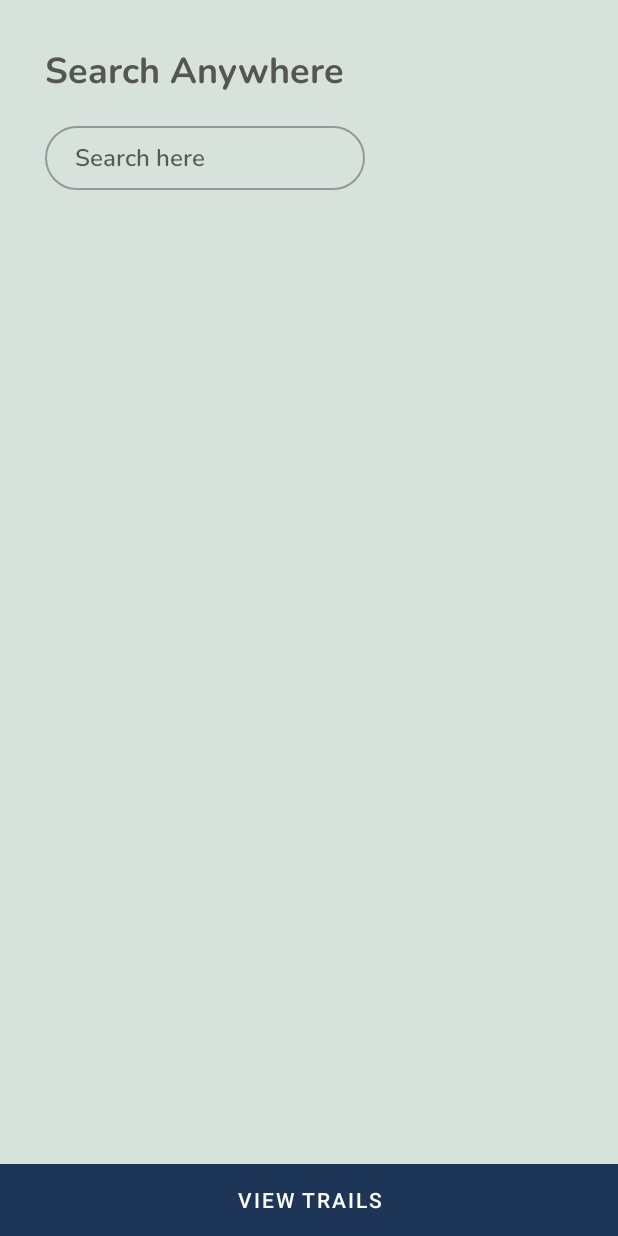
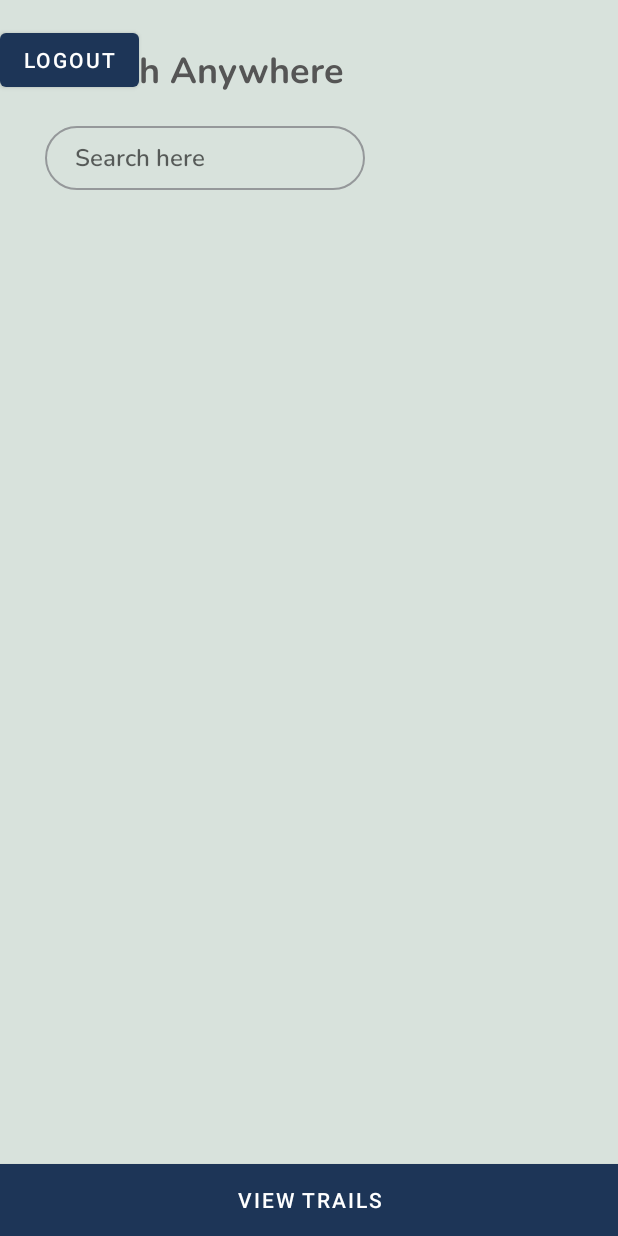
Before and after one commit to Naphtali-cpu/Tracee-App, an Android app: the layout activity_dashboard.xml on its own in the app's theme, with its tools: preview values and no code run, on a phone screen of 412 x 824 dp. Run offline under Robolectric (Android 15) with nearby library versions, the phone set to English and light mode, and no system bars.

Commit message:
uncommented a section

```diff
--- a/app/src/main/res/layout/activity_dashboard.xml
+++ b/app/src/main/res/layout/activity_dashboard.xml
@@ -7,15 +7,15 @@
     tools:context=".Dashboard"
     android:background="#d8e2dc">
 
-<!--    <Button-->
-<!--        android:id="@+id/btnLogout"-->
-<!--        android:layout_width="wrap_content"-->
-<!--        android:layout_height="wrap_content"-->
-<!--        android:layout_marginTop="16dp"-->
-<!--        android:text="Logout"-->
-<!--        app:layout_constraintEnd_toEndOf="parent"-->
-<!--        app:layout_constraintHorizontal_bias="0.5"-->
-<!--        app:layout_constraintStart_toStartOf="parent" />-->
+    <Button
+        android:id="@+id/btnLogout"
+        android:layout_width="wrap_content"
+        android:layout_height="wrap_content"
+        android:layout_marginTop="16dp"
+        android:text="Logout"
+        app:layout_constraintEnd_toEndOf="parent"
+        app:layout_constraintHorizontal_bias="0.5"
+        app:layout_constraintStart_toStartOf="parent" />
 
     <TextView
         android:id="@+id/heading_label"
```
